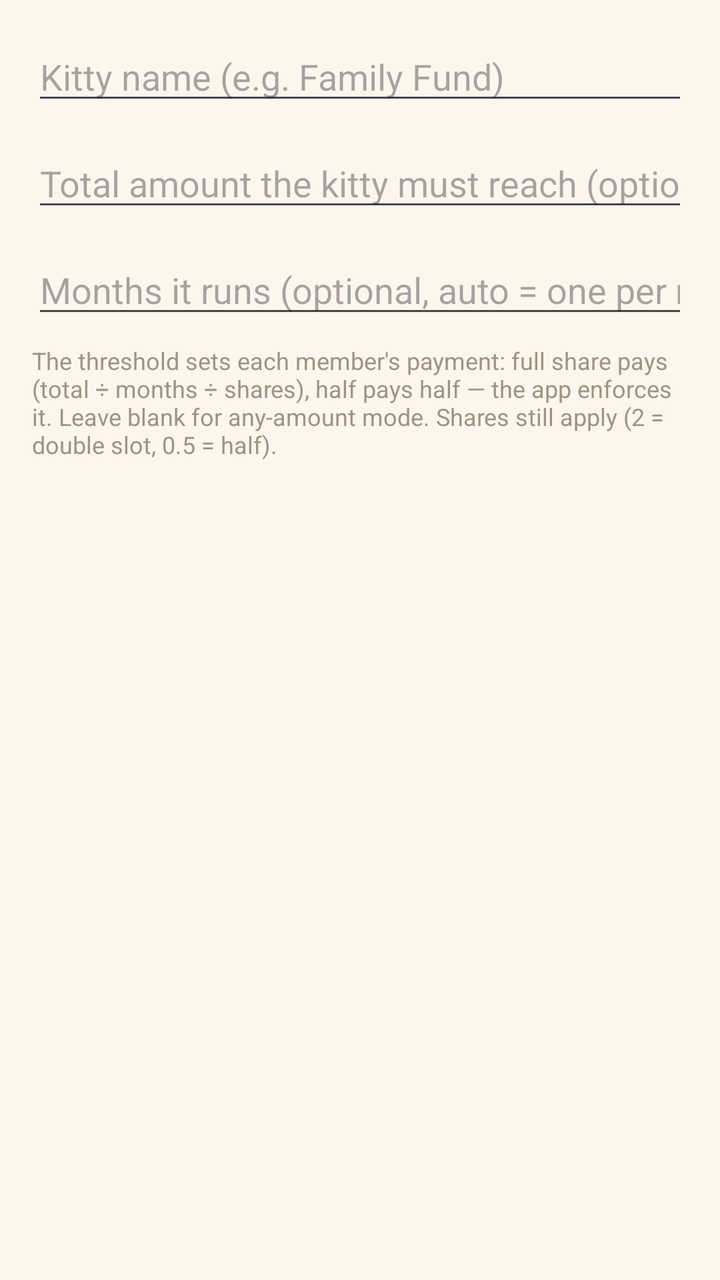
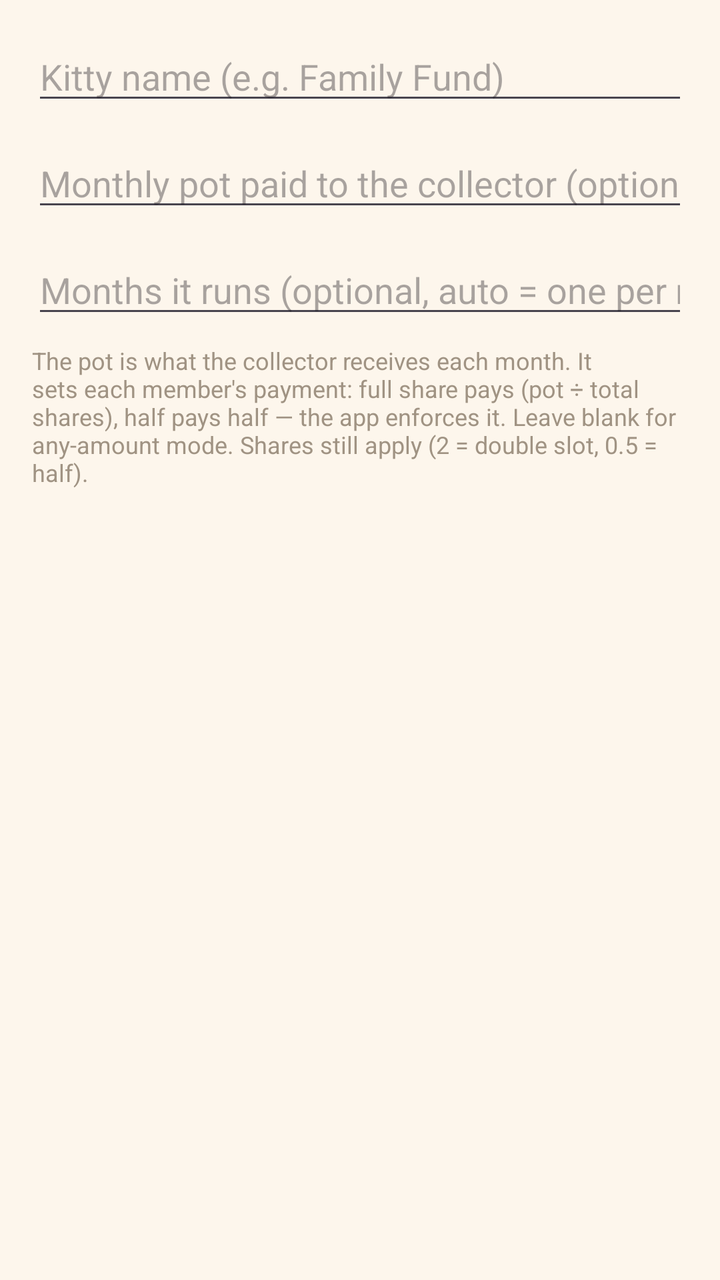

Two renders of the same Android screen: before a commit and after it. Below are the layout's source before the change and the commit's diff.
<!-- AndroidManifest.xml: application theme Theme.KittyMoney -->
<!-- res/layout/dialog_add_kitty.xml -->
<?xml version="1.0" encoding="utf-8"?>
<LinearLayout xmlns:android="http://schemas.android.com/apk/res/android"
    android:layout_width="match_parent"
    android:layout_height="wrap_content"
    android:orientation="vertical"
    android:padding="16dp">

    <EditText
        android:id="@+id/etName"
        android:layout_width="match_parent"
        android:layout_height="wrap_content"
        android:hint="Kitty name (e.g. Family Fund)" />

    <EditText
        android:id="@+id/etTotalAmount"
        android:layout_width="match_parent"
        android:layout_height="wrap_content"
        android:hint="Total amount the kitty must reach (optional)"
        android:inputType="numberDecimal"
        android:layout_marginTop="12dp" />

    <EditText
        android:id="@+id/etDuration"
        android:layout_width="match_parent"
        android:layout_height="wrap_content"
        android:hint="Months it runs (optional, auto = one per member/slot)"
        android:inputType="number"
        android:layout_marginTop="12dp" />

    <TextView
        android:layout_width="wrap_content"
        android:layout_height="wrap_content"
        android:layout_marginTop="8dp"
        android:text="The threshold sets each member's payment: full share pays (total ÷ months ÷ shares), half pays half — the app enforces it. Leave blank for any-amount mode. Shares still apply (2 = double slot, 0.5 = half)."
        android:textSize="12sp"
        android:textColor="@color/warm_subtext" />

</LinearLayout>
<!-- resources referenced by this layout -->
<resources>
  <color name="warm_subtext">#A09383</color>
  <style name="Theme.KittyMoney" parent="Theme.Material3.DayNight.NoActionBar">
          <item name="colorPrimary">@color/warm_primary</item>
          <item name="colorPrimaryVariant">@color/warm_primary_dark</item>
          <item name="colorSecondary">@color/warm_secondary</item>
          <item name="android:windowLightStatusBar">true</item>
          <item name="android:statusBarColor">@color/warm_cream</item>
          <item name="android:navigationBarColor">@color/warm_cream</item>
          <item name="android:colorBackground">@color/warm_cream</item>
      </style>
  <color name="warm_primary">#E8845C</color>
  <color name="warm_primary_dark">#C96A45</color>
  <color name="warm_secondary">#F2C14E</color>
  <color name="warm_cream">#FDF6EC</color>
</resources>

<!-- the commit's change to res/layout/dialog_add_kitty.xml (unified diff, before → after) -->
@@ -15,7 +15,7 @@
         android:id="@+id/etTotalAmount"
         android:layout_width="match_parent"
         android:layout_height="wrap_content"
-        android:hint="Total amount the kitty must reach (optional)"
+        android:hint="Monthly pot paid to the collector (optional)"
         android:inputType="numberDecimal"
         android:layout_marginTop="12dp" />
 
@@ -31,7 +31,7 @@
         android:layout_width="wrap_content"
         android:layout_height="wrap_content"
         android:layout_marginTop="8dp"
-        android:text="The threshold sets each member's payment: full share pays (total ÷ months ÷ shares), half pays half — the app enforces it. Leave blank for any-amount mode. Shares still apply (2 = double slot, 0.5 = half)."
+        android:text="The pot is what the collector receives each month. It sets each member's payment: full share pays (pot ÷ total shares), half pays half — the app enforces it. Leave blank for any-amount mode. Shares still apply (2 = double slot, 0.5 = half)."
         android:textSize="12sp"
         android:textColor="@color/warm_subtext" />
 
